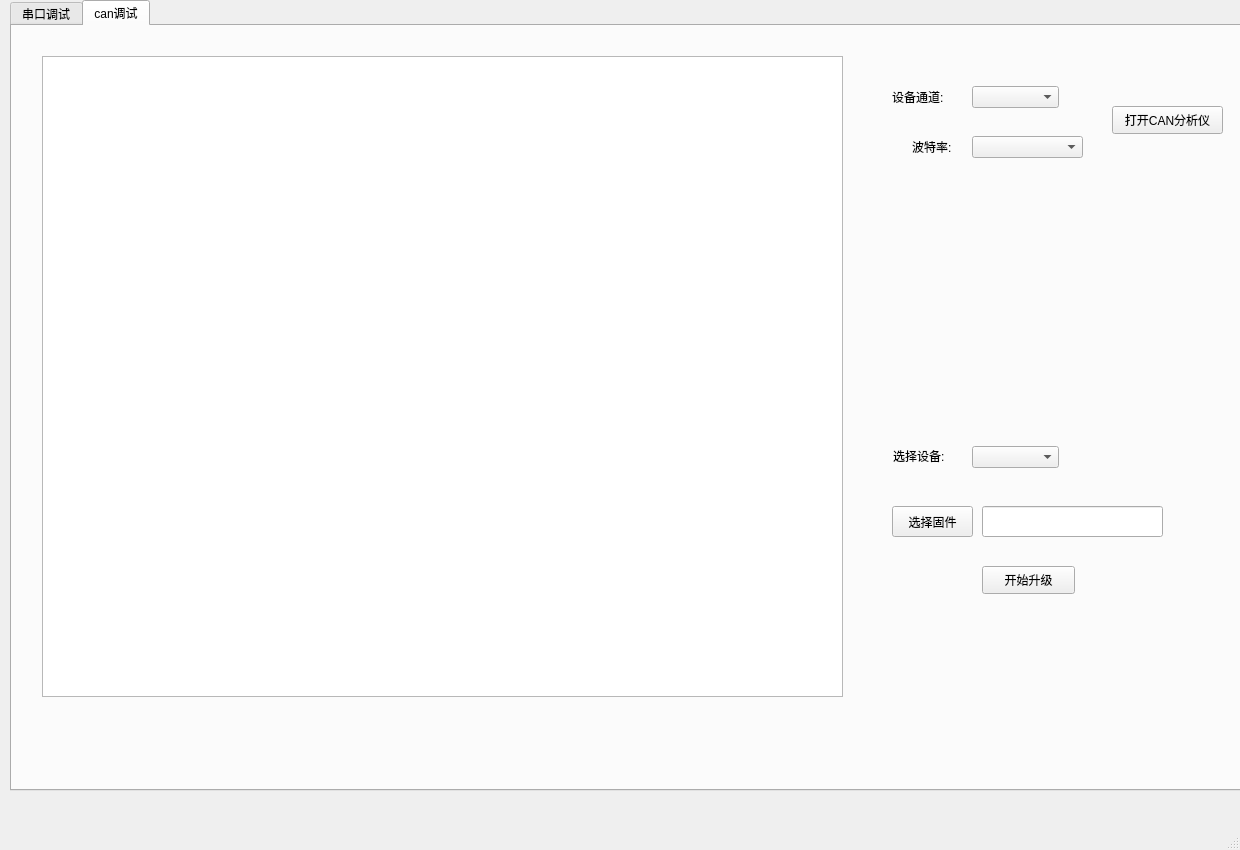
Before: the Qt Designer form ser_prj/untitled.ui in getBossMuchMoney/pyqt_serialTool, drawn with Qt 5.
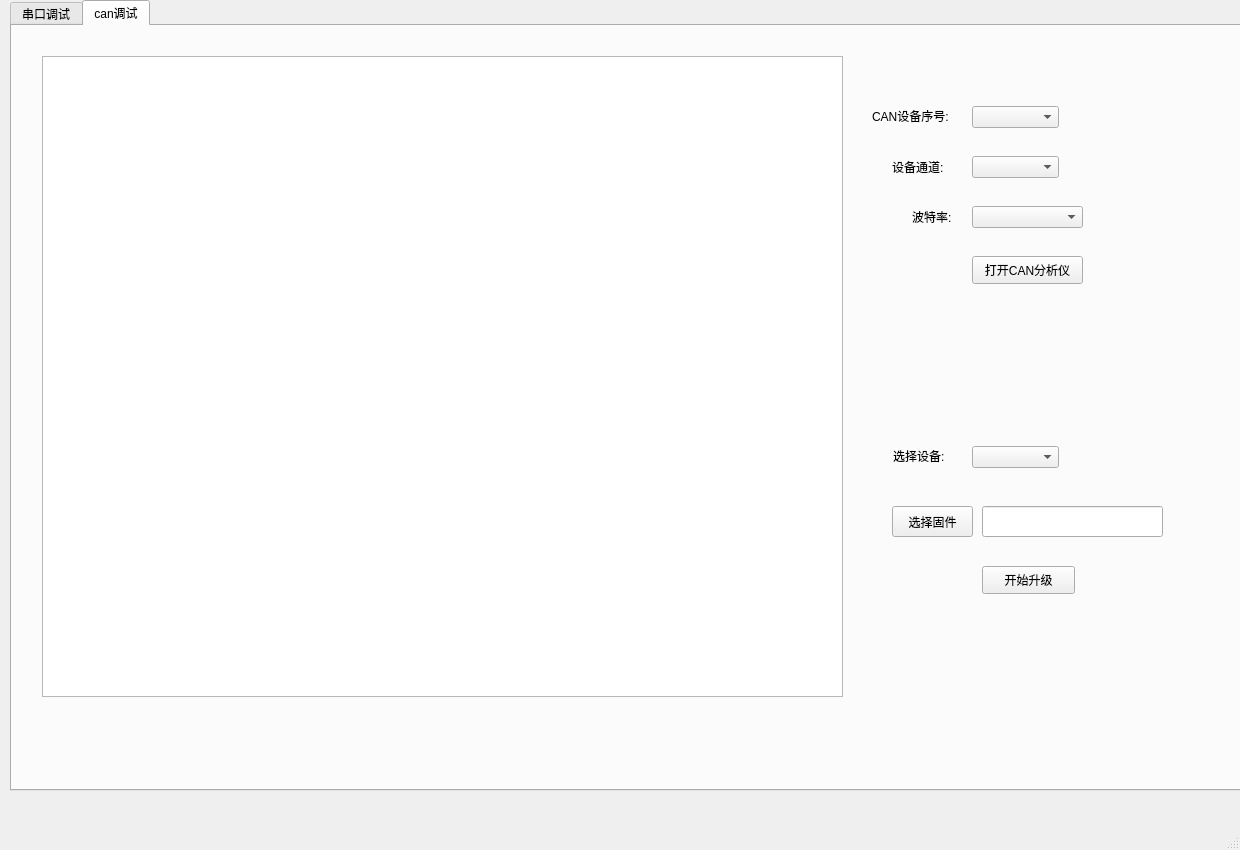
After: the same form once the commit is applied. The open tabs and pages were chosen to show the change.

Diff of the .ui file:
```diff
--- a/ser_prj/untitled.ui
+++ b/ser_prj/untitled.ui
@@ -508,7 +508,7 @@
       <property name="geometry">
        <rect>
         <x>900</x>
-        <y>110</y>
+        <y>180</y>
         <width>61</width>
         <height>21</height>
        </rect>
@@ -544,7 +544,7 @@
       <property name="geometry">
        <rect>
         <x>880</x>
-        <y>60</y>
+        <y>130</y>
         <width>72</width>
         <height>21</height>
        </rect>
@@ -567,7 +567,7 @@
       <property name="geometry">
        <rect>
         <x>960</x>
-        <y>110</y>
+        <y>180</y>
         <width>111</width>
         <height>22</height>
        </rect>
@@ -590,7 +590,7 @@
       <property name="geometry">
        <rect>
         <x>960</x>
-        <y>60</y>
+        <y>130</y>
         <width>87</width>
         <height>22</height>
        </rect>
@@ -599,8 +599,8 @@
      <widget class="QPushButton" name="OPEN_CAN_DEVICE">
       <property name="geometry">
        <rect>
-        <x>1100</x>
-        <y>80</y>
+        <x>960</x>
+        <y>230</y>
         <width>111</width>
         <height>28</height>
        </rect>
@@ -622,6 +622,29 @@
        <set>Qt::TextBrowserInteraction</set>
       </property>
      </widget>
+     <widget class="QComboBox" name="CAN_DEVICE_INDEX">
+      <property name="geometry">
+       <rect>
+        <x>960</x>
+        <y>80</y>
+        <width>87</width>
+        <height>22</height>
+       </rect>
+      </property>
+     </widget>
+     <widget class="QLabel" name="label_11">
+      <property name="geometry">
+       <rect>
+        <x>860</x>
+        <y>80</y>
+        <width>101</width>
+        <height>20</height>
+       </rect>
+      </property>
+      <property name="text">
+       <string>CAN设备序号:</string>
+      </property>
+     </widget>
     </widget>
    </widget>
   </widget>
```
Left out of the diff: 2 changed lines with no effect on the pictures.
